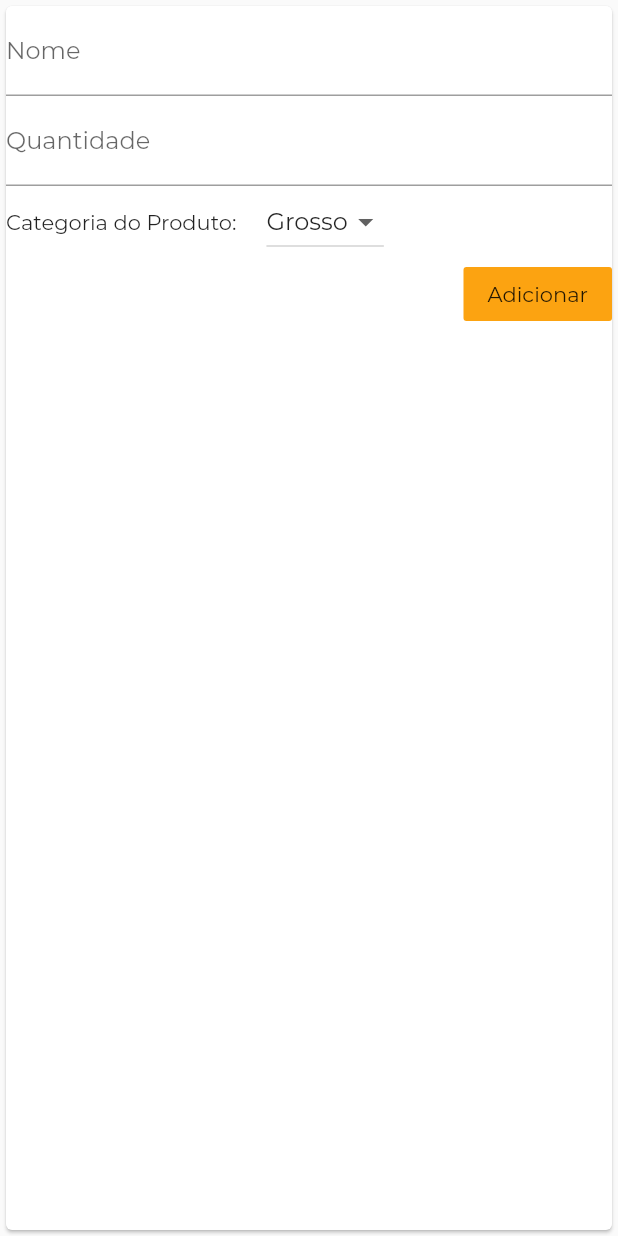
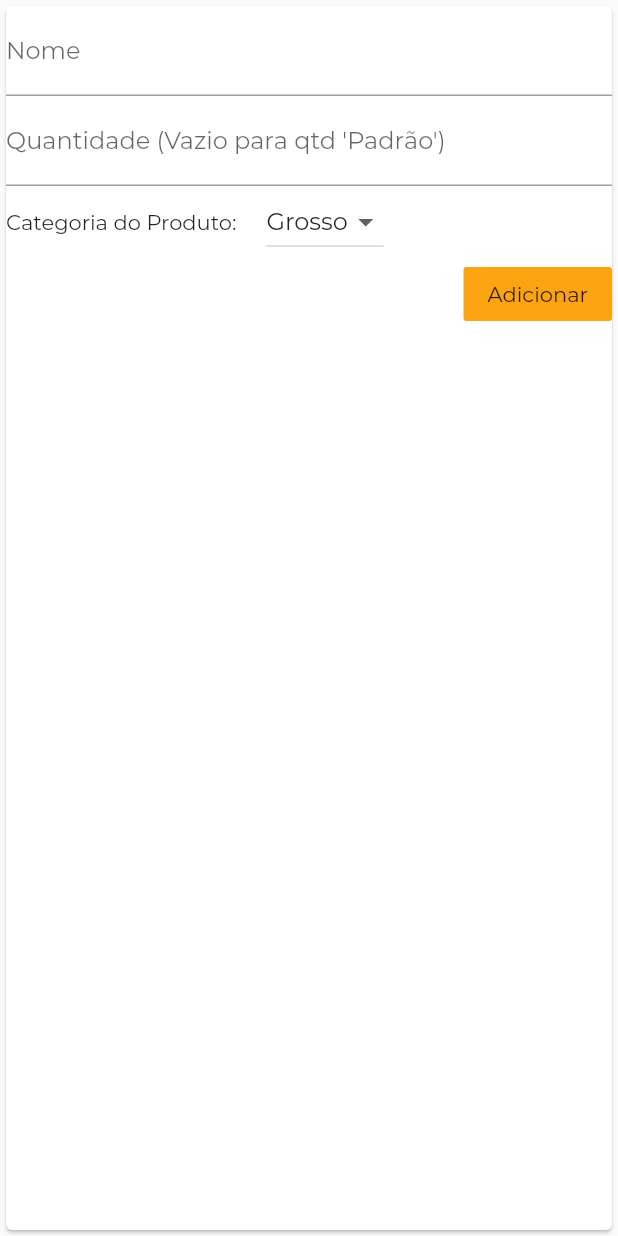
Before and after one commit to owarleysouza/S-Compras, a Flutter app: the AddProduto widget shown alone on an empty page, opened directly with empty values, after a tap on "Adicionar", on a phone screen of 412 x 824 dp. Run offline on Flutter 3.47's test engine with Material 2 defaults, Android fonts, the phone set to English and light mode, and no system bars.

Commit message:
implementada regra para produtos com quantidade padrao serem adicionados

```diff
--- a/lib/views/addProduto.dart
+++ b/lib/views/addProduto.dart
@@ -22,9 +22,11 @@ class _AddProdutoState extends State<AddProduto> {
     final quantidade = quantidadeController.text;
     final categoria = categoriavalue;
 
-    if (nome == "" || quantidade[0] == "0" || nome.length > 17) {
+    if (nome == "" || quantidade == "0" || nome.length > 17) {
       //Nome deve ser não vazio e menor que 17 caracteres para não dá overflowed na tela. Quantidade deve ser maior que 0
       return; //Lembrar de criar widgets para tratar erros e mostrar avisos para o usuário e chamar aqui
+    } else if (nome != "" && quantidade == "" && nome.length < 17) {
+      widget.submeter(nome, "Padrão", categoria);
     } else {
       widget.submeter(nome, quantidade, categoria);
     }
@@ -40,7 +42,8 @@ class _AddProdutoState extends State<AddProduto> {
             controller: nomeController,
           ),
           TextField(
-            decoration: InputDecoration(labelText: "Quantidade"),
+            decoration: InputDecoration(
+                labelText: "Quantidade (Vazio para qtd 'Padrão')"),
             keyboardType: TextInputType.numberWithOptions(
                 decimal: true), //parametro para que o teclado seja numerico
             controller: quantidadeController,
```
